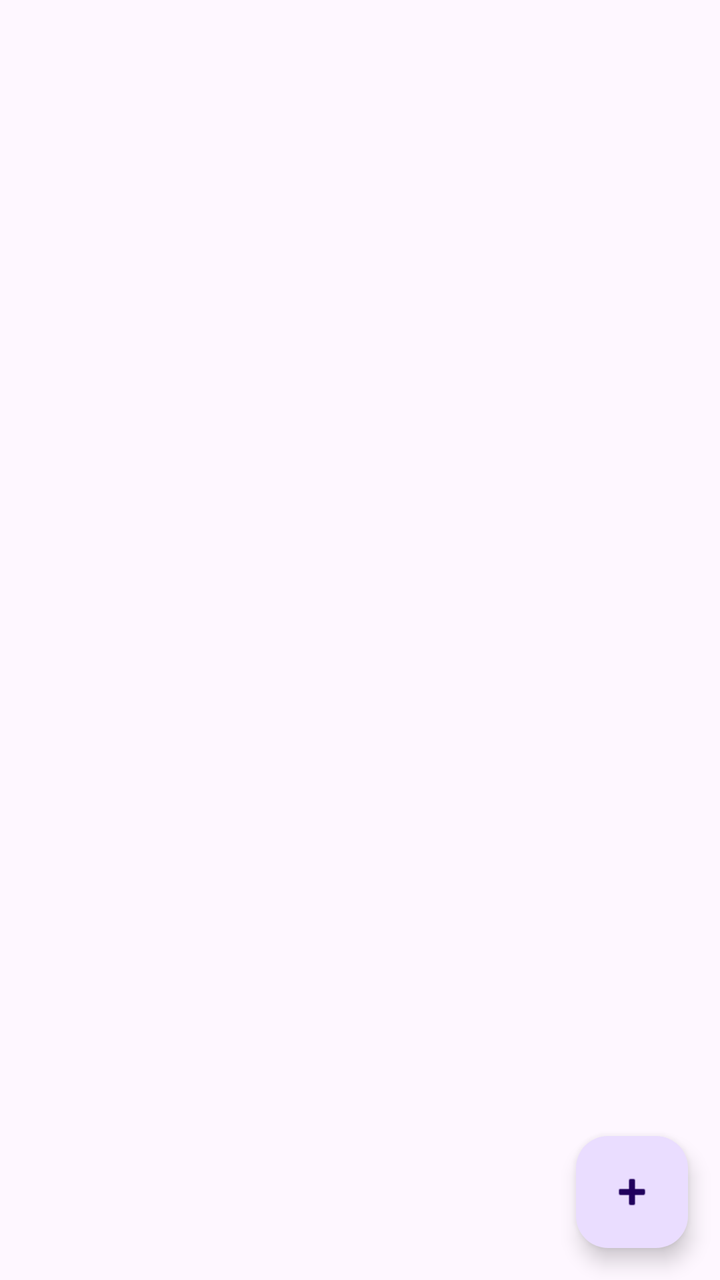
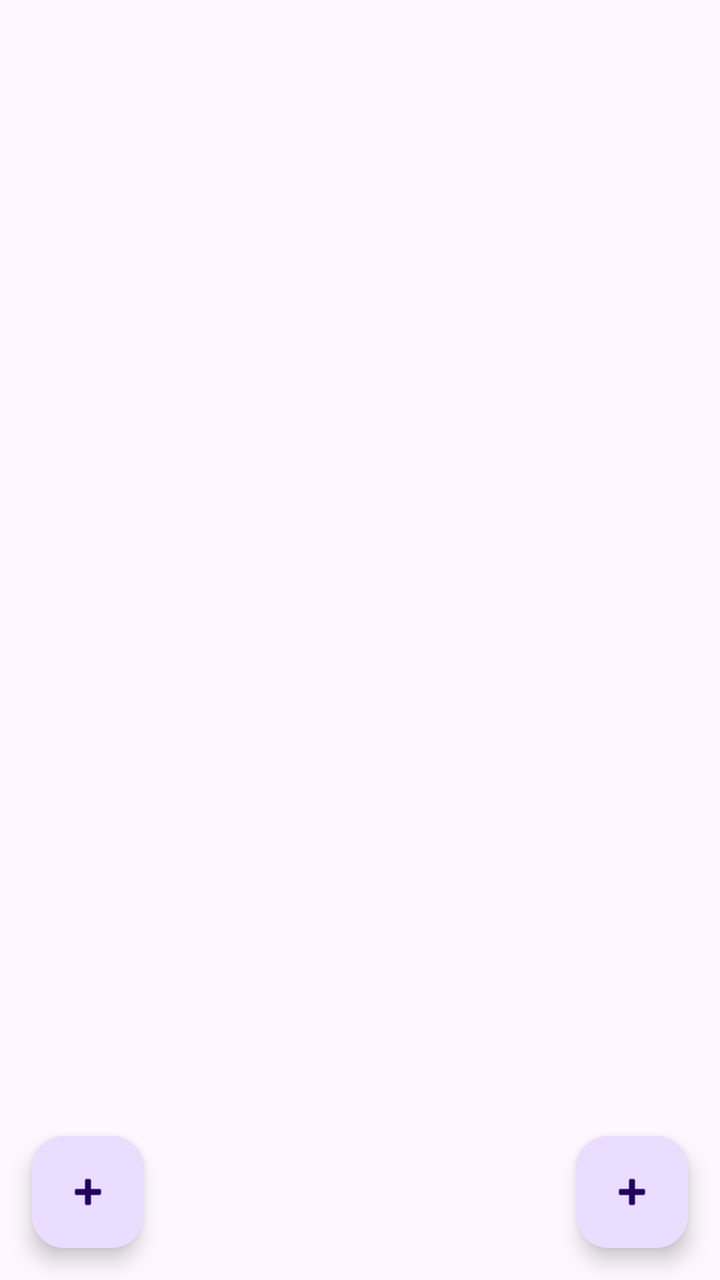

Screens rendered from an Android XML layout before and after an edit, with the pre-edit source and the edit as a unified diff.
<!-- AndroidManifest.xml: application theme Theme.FeedUp -->
<!-- res/layout/fragment_feed.xml -->
<?xml version="1.0" encoding="utf-8"?>
<androidx.coordinatorlayout.widget.CoordinatorLayout xmlns:android="http://schemas.android.com/apk/res/android"
    xmlns:app="http://schemas.android.com/apk/res-auto"
    android:layout_width="match_parent"
    android:layout_height="match_parent">

    
    <ProgressBar
        android:id="@+id/progress"
        android:layout_width="wrap_content"
        android:layout_height="wrap_content"
        android:layout_gravity="center"
        android:visibility="gone" />

    
    <androidx.recyclerview.widget.RecyclerView
        android:id="@+id/recycler"
        android:layout_width="match_parent"
        android:layout_height="match_parent"
        android:clipToPadding="false"
        android:padding="12dp"
        android:visibility="gone" />

    
    <TextView
        android:id="@+id/emptyText"
        android:layout_width="wrap_content"
        android:layout_height="wrap_content"
        android:layout_gravity="center"
        android:text="No posts yet"
        android:textSize="18sp"
        android:visibility="gone" />

    
    <LinearLayout
        android:id="@+id/errorLayout"
        android:layout_width="wrap_content"
        android:layout_height="wrap_content"
        android:layout_gravity="center"
        android:gravity="center"
        android:orientation="vertical"
        android:padding="16dp"
        android:visibility="gone">

        <TextView
            android:id="@+id/errorText"
            android:layout_width="wrap_content"
            android:layout_height="wrap_content"
            android:paddingBottom="12dp"
            android:text="Error"
            android:textSize="16sp" />

        <Button
            android:id="@+id/retryButton"
            android:layout_width="wrap_content"
            android:layout_height="wrap_content"
            android:text="Retry" />
    </LinearLayout>

    
    <com.google.android.material.floatingactionbutton.FloatingActionButton
        android:id="@+id/fabCreate"
        android:layout_width="wrap_content"
        android:layout_height="wrap_content"
        android:layout_gravity="bottom|end"
        android:layout_margin="16dp"
        android:contentDescription="Create post"
        app:srcCompat="@android:drawable/ic_input_add" />

</androidx.coordinatorlayout.widget.CoordinatorLayout>
<!-- resources referenced by this layout -->
<resources>
  <style name="Theme.FeedUp" parent="Base.Theme.FeedUp" />
  <style name="Base.Theme.FeedUp" parent="Theme.Material3.DayNight.NoActionBar">
          
          
      </style>
</resources>

<!-- the commit's change to res/layout/fragment_feed.xml (unified diff, before → after) -->
@@ -67,4 +67,13 @@
         android:contentDescription="Create post"
         app:srcCompat="@android:drawable/ic_input_add" />
 
+    <com.google.android.material.floatingactionbutton.FloatingActionButton
+        android:id="@+id/getData"
+        android:layout_width="wrap_content"
+        android:layout_height="wrap_content"
+        android:layout_gravity="start|bottom"
+        android:layout_margin="16dp"
+        android:contentDescription="Create post"
+        app:srcCompat="@android:drawable/ic_input_add" />
+
 </androidx.coordinatorlayout.widget.CoordinatorLayout>
